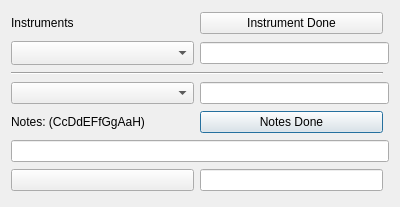
Before: the Qt Designer form OceanGUI/File_Dialog.ui in uglasmeyer/ocean, drawn with Qt 5.
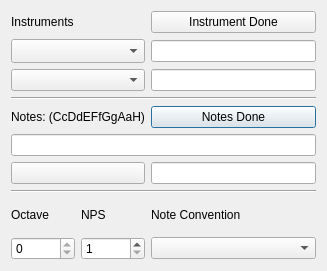
After: the same form once the commit is applied.

Patch:
```diff
--- a/OceanGUI/File_Dialog.ui
+++ b/OceanGUI/File_Dialog.ui
@@ -6,8 +6,8 @@
    <rect>
     <x>0</x>
     <y>0</y>
-    <width>400</width>
-    <height>207</height>
+    <width>327</width>
+    <height>271</height>
    </rect>
   </property>
   <property name="sizePolicy">
@@ -462,24 +462,44 @@
    <string>File Director</string>
   </property>
   <layout class="QGridLayout" name="gridLayout">
-   <item row="10" column="1">
-    <widget class="QPushButton" name="pbPlayNotes">
-     <property name="text">
-      <string/>
-     </property>
-     <property name="autoDefault">
-      <bool>false</bool>
-     </property>
-    </widget>
-   </item>
-   <item row="0" column="1">
+   <item row="0" column="0">
     <widget class="QLabel" name="label">
      <property name="text">
       <string>Instruments</string>
      </property>
     </widget>
    </item>
-   <item row="6" column="1">
+   <item row="0" column="2">
+    <widget class="QPushButton" name="pbInstrumentDone">
+     <property name="text">
+      <string>Instrument Done</string>
+     </property>
+     <property name="autoDefault">
+      <bool>false</bool>
+     </property>
+    </widget>
+   </item>
+   <item row="1" column="0" colspan="2">
+    <widget class="QComboBox" name="cb_instrumentfiles">
+     <property name="maxVisibleItems">
+      <number>20</number>
+     </property>
+     <property name="maxCount">
+      <number>30</number>
+     </property>
+     <property name="sizeAdjustPolicy">
+      <enum>QComboBox::AdjustToMinimumContentsLengthWithIcon</enum>
+     </property>
+    </widget>
+   </item>
+   <item row="1" column="2">
+    <widget class="QLineEdit" name="lE_Instrument">
+     <property name="clearButtonEnabled">
+      <bool>true</bool>
+     </property>
+    </widget>
+   </item>
+   <item row="2" column="0" colspan="2">
     <widget class="QComboBox" name="cb_notefilenames">
      <property name="sizePolicy">
       <sizepolicy hsizetype="Expanding" vsizetype="Fixed">
@@ -495,66 +515,94 @@
      </property>
     </widget>
    </item>
-   <item row="1" column="2" colspan="2">
-    <widget class="QLineEdit" name="lE_Instrument">
-     <property name="clearButtonEnabled">
-      <bool>true</bool>
-     </property>
-    </widget>
-   </item>
-   <item row="6" column="2" colspan="2">
+   <item row="2" column="2">
     <widget class="QLineEdit" name="lE_NotesFile"/>
    </item>
-   <item row="1" column="1">
-    <widget class="QComboBox" name="cb_instrumentfiles">
-     <property name="maxVisibleItems">
-      <number>20</number>
+   <item row="3" column="0" colspan="3">
+    <widget class="Line" name="line">
+     <property name="orientation">
+      <enum>Qt::Horizontal</enum>
      </property>
-     <property name="maxCount">
-      <number>30</number>
-     </property>
-     <property name="sizeAdjustPolicy">
-      <enum>QComboBox::AdjustToMinimumContentsLengthWithIcon</enum>
-     </property>
     </widget>
    </item>
-   <item row="0" column="2">
-    <widget class="QPushButton" name="pbInstrumentDone">
-     <property name="text">
-      <string>Instrument Done</string>
-     </property>
-     <property name="autoDefault">
-      <bool>false</bool>
-     </property>
-    </widget>
-   </item>
-   <item row="8" column="1">
+   <item row="4" column="0" colspan="2">
     <widget class="QLabel" name="lbl_selected_notes">
      <property name="text">
       <string>Notes: (CcDdEFfGgAaH)</string>
      </property>
     </widget>
    </item>
-   <item row="8" column="2">
+   <item row="4" column="2">
     <widget class="QPushButton" name="pbNotesDone">
      <property name="text">
       <string>Notes Done</string>
      </property>
     </widget>
    </item>
-   <item row="10" column="2">
-    <widget class="QLineEdit" name="lE_Rythm"/>
-   </item>
-   <item row="9" column="1" colspan="3">
+   <item row="5" column="0" colspan="3">
     <widget class="QLineEdit" name="lE_Notes"/>
    </item>
-   <item row="2" column="1" colspan="2">
-    <widget class="Line" name="line">
+   <item row="6" column="0" colspan="2">
+    <widget class="QPushButton" name="pbPlayNotes">
+     <property name="text">
+      <string/>
+     </property>
+     <property name="autoDefault">
+      <bool>false</bool>
+     </property>
+    </widget>
+   </item>
+   <item row="6" column="2">
+    <widget class="QLineEdit" name="lE_Rythm"/>
+   </item>
+   <item row="7" column="0" colspan="3">
+    <widget class="Line" name="line_2">
      <property name="orientation">
       <enum>Qt::Horizontal</enum>
      </property>
     </widget>
    </item>
+   <item row="8" column="0">
+    <widget class="QLabel" name="label_2">
+     <property name="text">
+      <string>Octave</string>
+     </property>
+    </widget>
+   </item>
+   <item row="8" column="1">
+    <widget class="QLabel" name="label_3">
+     <property name="text">
+      <string>NPS</string>
+     </property>
+    </widget>
+   </item>
+   <item row="9" column="0">
+    <widget class="QSpinBox" name="spinBox">
+     <property name="maximum">
+      <number>0</number>
+     </property>
+    </widget>
+   </item>
+   <item row="9" column="1">
+    <widget class="QSpinBox" name="sB_nps">
+     <property name="minimum">
+      <number>1</number>
+     </property>
+     <property name="maximum">
+      <number>8</number>
+     </property>
+    </widget>
+   </item>
+   <item row="9" column="2">
+    <widget class="QComboBox" name="comboBox"/>
+   </item>
+   <item row="8" column="2">
+    <widget class="QLabel" name="label_4">
+     <property name="text">
+      <string>Note Convention</string>
+     </property>
+    </widget>
+   </item>
   </layout>
  </widget>
  <resources/>
```
